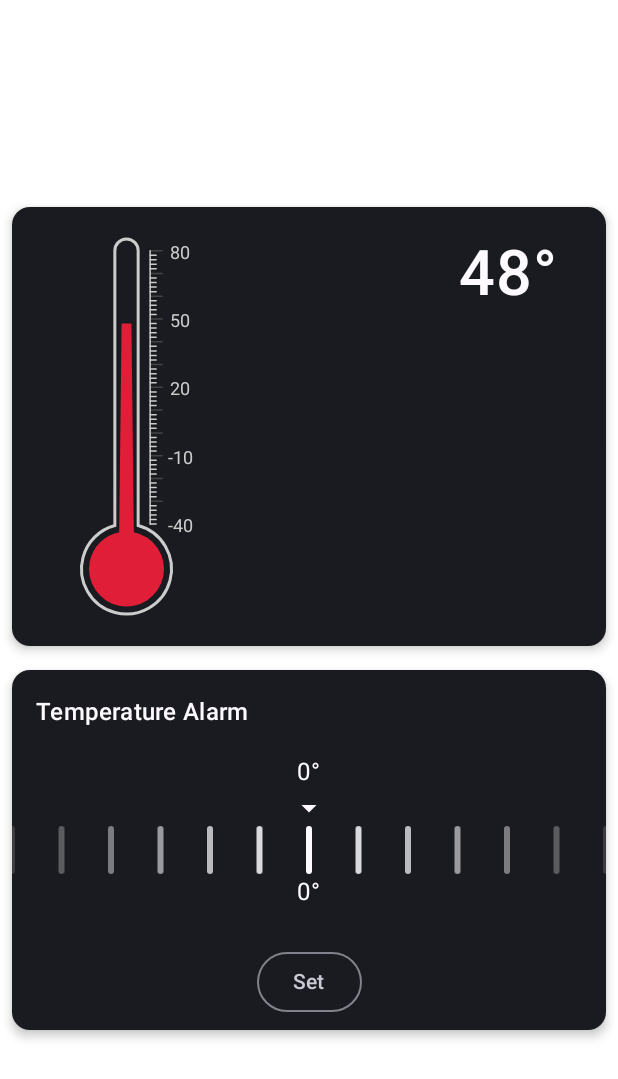
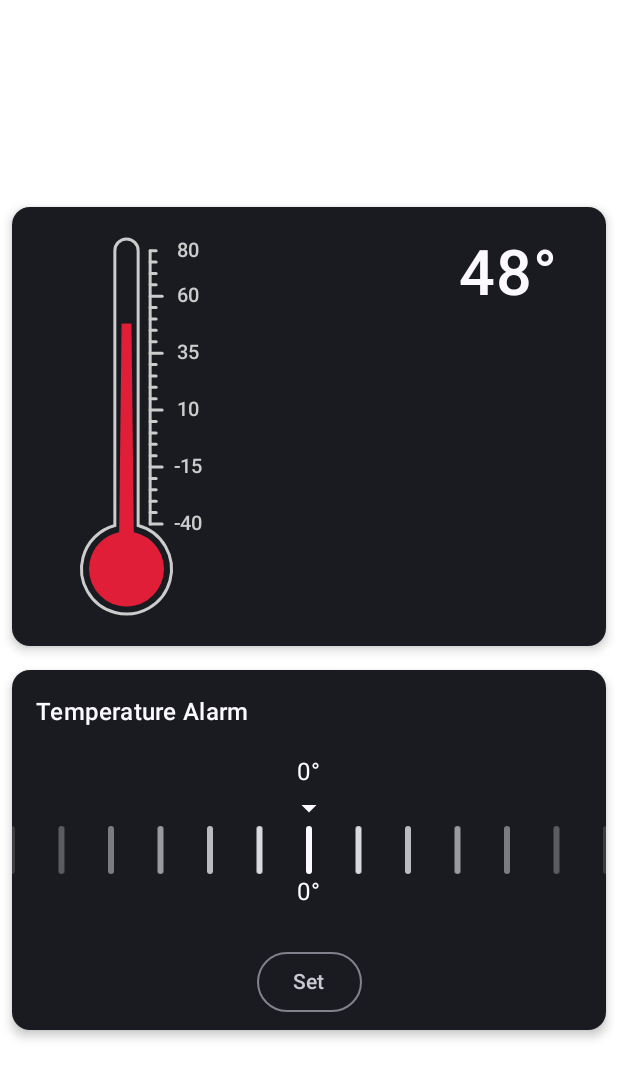
Before and after one commit to Ramink78/Thermometer, an Android app built with Jetpack Compose: the @Preview function TemperatureScreenPreview, on a phone screen of 412 x 824 dp. Shown: the top 1079 px of the screen. Run offline under Robolectric (Android 15) with nearby library versions, the phone set to English and light mode, and no system bars.

Commit message:
make temperature stat more readable

```diff
--- a/app/src/main/java/rk/thermometer/ui/component/TemperatureMeter.kt
+++ b/app/src/main/java/rk/thermometer/ui/component/TemperatureMeter.kt
@@ -29,6 +29,7 @@ import androidx.compose.ui.graphics.drawscope.clipPath
 import androidx.compose.ui.text.TextMeasurer
 import androidx.compose.ui.text.TextStyle
 import androidx.compose.ui.text.drawText
+import androidx.compose.ui.text.font.FontWeight
 import androidx.compose.ui.text.rememberTextMeasurer
 import androidx.compose.ui.text.style.TextAlign
 import androidx.compose.ui.tooling.preview.Preview
@@ -115,7 +116,7 @@ fun TemperatureMeter(
                 columnRight = columnRight,
                 bottomRect = bottomRect,
                 smallArcRadius = smallArcRadius,
-                tempDiv = 2
+                tempDiv = 5
             )
         }
     }
@@ -190,25 +191,22 @@ private fun DrawScope.drawRuler(
     maxTemp: Int = 80,
     tempDiv: Int = 2,
     verticalLineColor: Color = Color.LightGray,
-    verticalLineWidth: Dp = 1.dp,
-    horizontalLineHeight: Dp = 1.dp,
-    horizontalLongLineColor: Color = Color.DarkGray,
-    horizontalSmallLineColor: Color = Color.LightGray,
+    verticalLineWidth: Dp = 2.dp,
+    horizontalLineHeight: Dp = 2.dp,
+    horizontalLineColor: Color = Color.LightGray,
     top: Offset,
     bottom: Offset,
     textMeasurer: TextMeasurer,
     textColor: Color = Color.LightGray,
-    textSize: TextUnit = 12.sp
+    textSize: TextUnit = 13.sp
 ) {
     val height = (bottom.y - top.y)
     val tempRange = abs(minTemp) + abs(maxTemp)
     val tempUnits = tempRange / tempDiv
     for (step in 0..tempUnits) {
-        val length = if (step % 5 != 0 || step == 0) 4.dp else 8.dp
-        val lineColor =
-            if (step % 5 != 0 || step == 0) horizontalSmallLineColor else horizontalLongLineColor
+        val length = if (step % 5 == 0) 8.dp else 4.dp
         drawLine(
-            color = lineColor,
+            color = horizontalLineColor,
             start = bottom - Offset(x = 0f, y = (step * (height / tempUnits))),
             end = bottom - Offset(
                 x = -length.toPx(), y = (step * (height / tempUnits))
@@ -216,14 +214,17 @@ private fun DrawScope.drawRuler(
             strokeWidth = horizontalLineHeight.toPx(),
             cap = StrokeCap.Round
         )
-        if (step % 15 == 0) drawText(
+        if (step % 5 == 0 || step == tempUnits) drawText(
             textMeasurer = textMeasurer,
             text = ((step * tempDiv) + minTemp).toString(),
             topLeft = bottom - Offset(
-                x = -10.dp.toPx(), y = (step * (height / tempUnits)) + 6.dp.toPx()
+                x = -15.dp.toPx(), y = (step * (height / tempUnits)) + 8.dp.toPx()
             ),
             style = TextStyle(
-                color = textColor, fontSize = textSize, textAlign = TextAlign.Center
+                color = textColor,
+                fontSize = textSize,
+                fontWeight = FontWeight.SemiBold,
+                textAlign = TextAlign.Center
             ),
             size = Size(20.dp.toPx(), 20.dp.toPx())
         )
```
